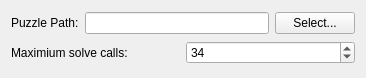
Qt form src/prefs_base.ui (omllobet/kmagnet) before a commit.
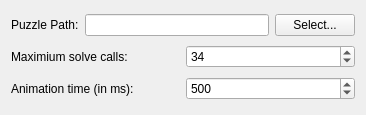
The same form after that commit.

```diff
--- a/src/prefs_base.ui
+++ b/src/prefs_base.ui
@@ -7,7 +7,7 @@
     <x>0</x>
     <y>0</y>
     <width>366</width>
-    <height>78</height>
+    <height>115</height>
    </rect>
   </property>
   <layout class="QVBoxLayout" name="verticalLayout">
@@ -65,6 +65,33 @@
      </item>
     </layout>
    </item>
+   <item>
+    <layout class="QHBoxLayout" name="horizontalLayout_3">
+     <item>
+      <widget class="QLabel" name="label_2">
+       <property name="text">
+        <string>Animation time (in ms):</string>
+       </property>
+      </widget>
+     </item>
+     <item>
+      <widget class="QSpinBox" name="kcfg_animationTime">
+       <property name="minimum">
+        <number>100</number>
+       </property>
+       <property name="maximum">
+        <number>2000</number>
+       </property>
+       <property name="singleStep">
+        <number>50</number>
+       </property>
+       <property name="value">
+        <number>500</number>
+       </property>
+      </widget>
+     </item>
+    </layout>
+   </item>
   </layout>
  </widget>
  <layoutdefault spacing="6" margin="11"/>
```
